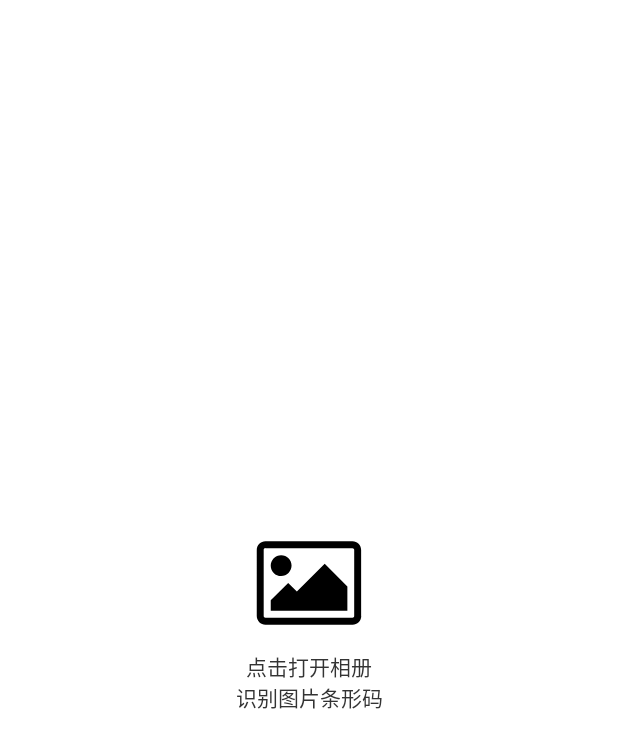
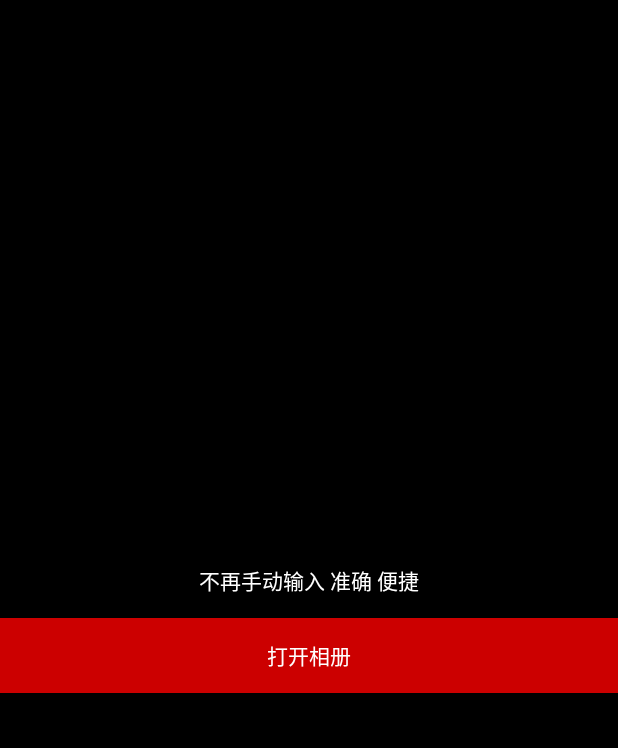
Before and after one commit to zch-live/zxinglib, an Android app: the screen it shows after launch (CaptureActivity), after a tap on "图片识别", on a phone screen of 412 x 824 dp. Shown: the top 748 px of the screen. Run offline under Robolectric (Android 15) with nearby library versions, the phone set to English and light mode, and no system bars.

Commit message:
zch:添加可自定义选择相册界面

```diff
--- a/app/src/main/java/cn/xz/zxinglib/MainActivity.java
+++ b/app/src/main/java/cn/xz/zxinglib/MainActivity.java
@@ -10,10 +10,13 @@ import android.os.Build;
 import android.os.Bundle;
 import android.provider.Settings;
 import android.util.Log;
+import android.view.LayoutInflater;
 import android.view.View;
 import android.widget.TextView;
+import android.widget.Toast;
 
 import com.yzq.zxinglibrary.android.CaptureActivity;
+import com.yzq.zxinglibrary.bean.PhotoView;
 import com.yzq.zxinglibrary.bean.ZxingConfig;
 import com.yzq.zxinglibrary.common.Constant;
 
@@ -27,6 +30,14 @@ public class MainActivity extends AppCompatActivity {
         super.onCreate(savedInstanceState);
         setContentView(R.layout.activity_main);
         tv3 = findViewById(R.id.tv3);
+
+        /*如果需要自定义选择相册界面,使用此代码
+        选择按钮要使用 TextView 并且id 必须命名为 albumButton
+        选择按钮要使用 TextView 并且id 必须命名为 tvLoading
+        */
+        View photoView = LayoutInflater.from(this).inflate(R.layout.photo_view, null);
+        PhotoView.setPhotoView(photoView);
+
         findViewById(R.id.tv1).setOnClickListener(new View.OnClickListener() {
             @Override
             public void onClick(View view) {
--- /dev/null
+++ b/app/src/main/res/layout/photo_view.xml
@@ -0,0 +1,35 @@
+<?xml version="1.0" encoding="utf-8"?>
+<androidx.appcompat.widget.LinearLayoutCompat xmlns:android="http://schemas.android.com/apk/res/android"
+    xmlns:app="http://schemas.android.com/apk/res-auto"
+    xmlns:tools="http://schemas.android.com/tools"
+    android:layout_width="match_parent"
+    android:layout_height="match_parent"
+    android:orientation="vertical"
+    android:gravity="center"
+    android:background="#000000"
+    tools:context=".MainActivity">
+    <TextView
+        android:layout_width="match_parent"
+        android:layout_height="50dp"
+        android:text="不再手动输入 准确 便捷"
+        android:gravity="center"
+        android:textColor="#FFFFFF"/>
+
+    <TextView
+        android:id="@+id/albumButton"
+        android:layout_width="match_parent"
+        android:layout_height="50dp"
+        android:text="打开相册"
+        android:gravity="center"
+        android:textColor="#FFFFFF"
+        android:background="@android:color/holo_red_dark"/>
+
+    <TextView
+        android:id="@+id/tvLoading"
+        android:layout_width="match_parent"
+        android:layout_height="50dp"
+        android:text="正在识别"
+        android:gravity="center"
+        android:textColor="#FFFFFF"/>
+
+</androidx.appcompat.widget.LinearLayoutCompat>
--- a/zxinglib/src/main/java/com/yzq/zxinglibrary/android/CaptureActivity.java
+++ b/zxinglib/src/main/java/com/yzq/zxinglibrary/android/CaptureActivity.java
@@ -11,6 +11,7 @@ import android.util.Log;
 import android.view.SurfaceHolder;
 import android.view.SurfaceView;
 import android.view.View;
+import android.view.ViewGroup;
 import android.view.Window;
 import android.view.WindowManager;
 import android.widget.ImageView;
@@ -20,6 +21,7 @@ import androidx.appcompat.app.AppCompatDelegate;
 import androidx.appcompat.widget.LinearLayoutCompat;
 import com.google.zxing.Result;
 import com.yzq.zxinglibrary.R;
+import com.yzq.zxinglibrary.bean.PhotoView;
 import com.yzq.zxinglibrary.bean.ZxingConfig;
 import com.yzq.zxinglibrary.camera.CameraManager;
 import com.yzq.zxinglibrary.common.Constant;
@@ -39,10 +41,10 @@ public class CaptureActivity extends Activity implements SurfaceHolder.Callback,
     //private Toolbar toolbar;
     private ViewfinderView viewfinder_view;
     private ImageView flashLightIv;
-    private ImageView iv_xc;
+    private TextView albumButton;
     private TextView flashLightTv;
     private TextView tv_xc;
-    private TextView tv_loading;
+    private TextView tvLoading;
     private LinearLayout flashLightLayout;
     private LinearLayout albumLayout;
     private LinearLayoutCompat bottomLayout;
@@ -111,10 +113,10 @@ public class CaptureActivity extends Activity implements SurfaceHolder.Callback,
         bottomLayout = (LinearLayoutCompat) findViewById(R.id.bottomLayout);
         //搜图模式
         llc_album = (LinearLayoutCompat) findViewById(R.id.llc_album);
-        iv_xc = (ImageView) findViewById(R.id.iv_xc);
+        albumButton = (TextView) findViewById(R.id.albumButton);
         tv_xc = (TextView) findViewById(R.id.tv_xc);
-        tv_loading = (TextView) findViewById(R.id.tv_loading);
-        iv_xc.setOnClickListener(this);
+        tvLoading = (TextView) findViewById(R.id.tvLoading);
+        albumButton.setOnClickListener(this);
         //扫描模式
         llc_all = (LinearLayoutCompat) findViewById(R.id.llc_all);
 
@@ -122,6 +124,20 @@ public class CaptureActivity extends Activity implements SurfaceHolder.Callback,
         if (config.isAlbumModule()){
             switchVisibility(llc_album,config.isAlbumModule());
             switchVisibility(llc_all,!config.isAlbumModule());
+            //如果自定义了选图界面则使用自定义的选择相册界面
+            if (PhotoView.getPhotoView() != null){
+                llc_album.removeAllViews();
+                albumButton = (TextView) PhotoView.getPhotoView().findViewById(R.id.albumButton);
+                albumButton.setOnClickListener(this);
+                albumButton.setVisibility(View.VISIBLE);
+                tvLoading = (TextView) PhotoView.getPhotoView().findViewById(R.id.tvLoading);
+                tvLoading.setVisibility(View.GONE);
+                ViewGroup parentViewGroup = (ViewGroup) PhotoView.getPhotoView().getParent();
+                if (parentViewGroup != null) {
+                    parentViewGroup.removeAllViews();
+                }
+                llc_album.addView(PhotoView.getPhotoView(), ViewGroup.LayoutParams.MATCH_PARENT, ViewGroup.LayoutParams.MATCH_PARENT);
+            }
         }else {
             switchVisibility(bottomLayout, config.isShowbottomLayout());
             switchVisibility(flashLightLayout, config.isShowFlashLight());
@@ -327,7 +343,7 @@ public class CaptureActivity extends Activity implements SurfaceHolder.Callback,
             intent.setAction(Intent.ACTION_PICK);
             intent.setType("image/*");
             startActivityForResult(intent, Constant.REQUEST_IMAGE);
-        }else if (id == R.id.iv_xc){
+        }else if (id == R.id.albumButton){
             /*打开相册*/
             Intent intent = new Intent();
             intent.setAction(Intent.ACTION_PICK);
@@ -346,8 +362,8 @@ public class CaptureActivity extends Activity implements SurfaceHolder.Callback,
             String path = ImageUtil.getImageAbsolutePath(this, data.getData());
             //现在正在扫描中，请稍后回调结果后再说
             tv_xc.setVisibility(View.GONE);
-            iv_xc.setVisibility(View.GONE);
-            tv_loading.setVisibility(View.VISIBLE);
+            albumButton.setVisibility(View.GONE);
+            tvLoading.setVisibility(View.VISIBLE);
             new DecodeImgThread(path, new DecodeImgCallback() {
                 @Override
                 public void onImageDecodeSuccess(Result result) {
--- /dev/null
+++ b/zxinglib/src/main/java/com/yzq/zxinglibrary/bean/PhotoView.java
@@ -0,0 +1,21 @@
+package com.yzq.zxinglibrary.bean;
+
+import android.view.View;
+
+/**
+ * 动态设置选择相册界面
+注意选择按钮要使用 TextView并且id 必须命名为 albumButton 才能被捕获到
+注意识别中要使用 TextView并且id 必须命名为 tvLoading 才能被捕获到
+ */
+public class PhotoView {
+
+    private static View photoView;
+
+    public static void setPhotoView(View view){
+        photoView = view;
+    }
+
+    public static View getPhotoView(){
+        return photoView;
+    }
+}
--- a/zxinglib/src/main/java/com/yzq/zxinglibrary/bean/ZxingConfig.java
+++ b/zxinglib/src/main/java/com/yzq/zxinglibrary/bean/ZxingConfig.java
@@ -1,4 +1,6 @@
 package com.yzq.zxinglibrary.bean;
+
+import android.view.View;
 
 import java.io.Serializable;
 
@@ -23,6 +25,8 @@ public class ZxingConfig implements Serializable {
     private boolean isShowAlbum = true;
     /*相册选图模式，其他界面全部隐藏*/
     private boolean isAlbumModule = false;
+    /*自定义选择相册布局*/
+    private View photoView = null;
 
     public boolean isPlayBeep() {
         return isPlayBeep;
@@ -71,4 +75,12 @@ public class ZxingConfig implements Serializable {
     public void setAlbumModule(boolean albumModule) {
         isAlbumModule = albumModule;
     }
+
+    public View getPhotoView() {
+        return photoView;
+    }
+
+    public void setPhotoView(View photoView) {
+        this.photoView = photoView;
+    }
 }
--- a/zxinglib/src/main/res/layout/activity_capture.xml
+++ b/zxinglib/src/main/res/layout/activity_capture.xml
@@ -21,8 +21,8 @@
             android:background="#FFFFFF">
 
 
-            <ImageView
-                android:id="@+id/iv_xc"
+            <TextView
+                android:id="@+id/albumButton"
                 android:layout_width="80dp"
                 android:layout_height="80dp"
                 android:scaleType="centerCrop"
@@ -39,7 +39,7 @@
                 android:textColor="#333333" />
 
             <TextView
-                android:id="@+id/tv_loading"
+                android:id="@+id/tvLoading"
                 android:layout_width="wrap_content"
                 android:layout_height="wrap_content"
                 android:text="正在识别中，请耐心等待..."
```
